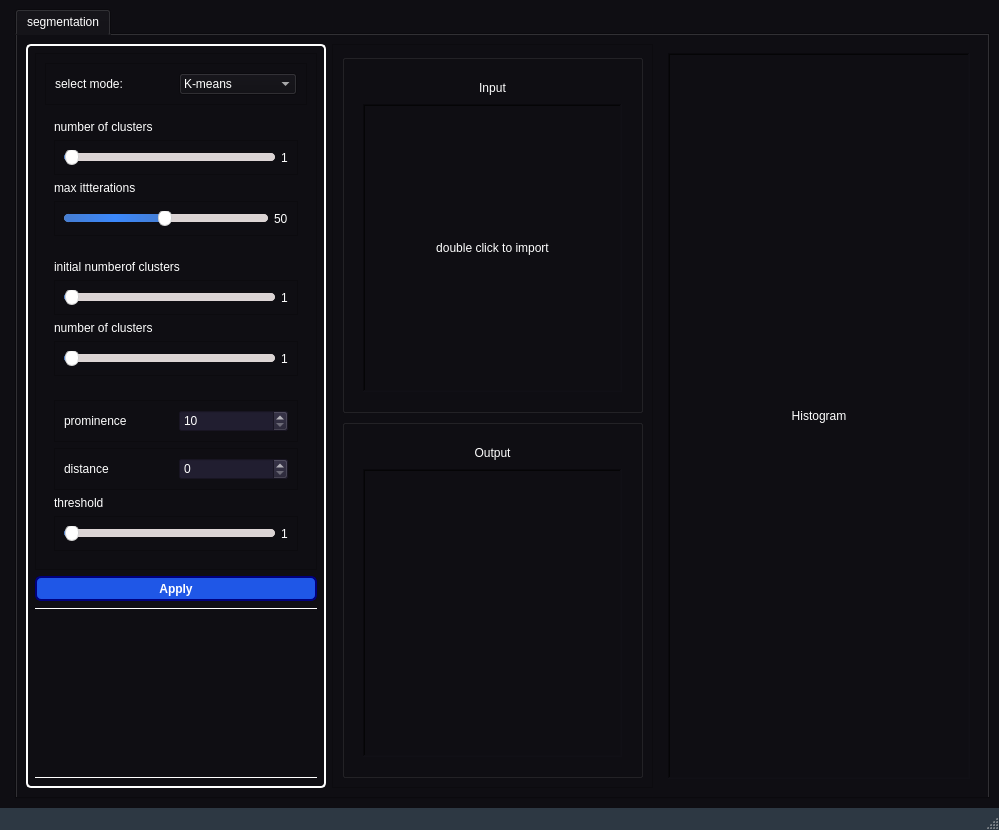
This is ui.ui in Eagle-E-Y-E/Task4-Segmentation as Qt 5 draws it before an edit. The edited form follows.
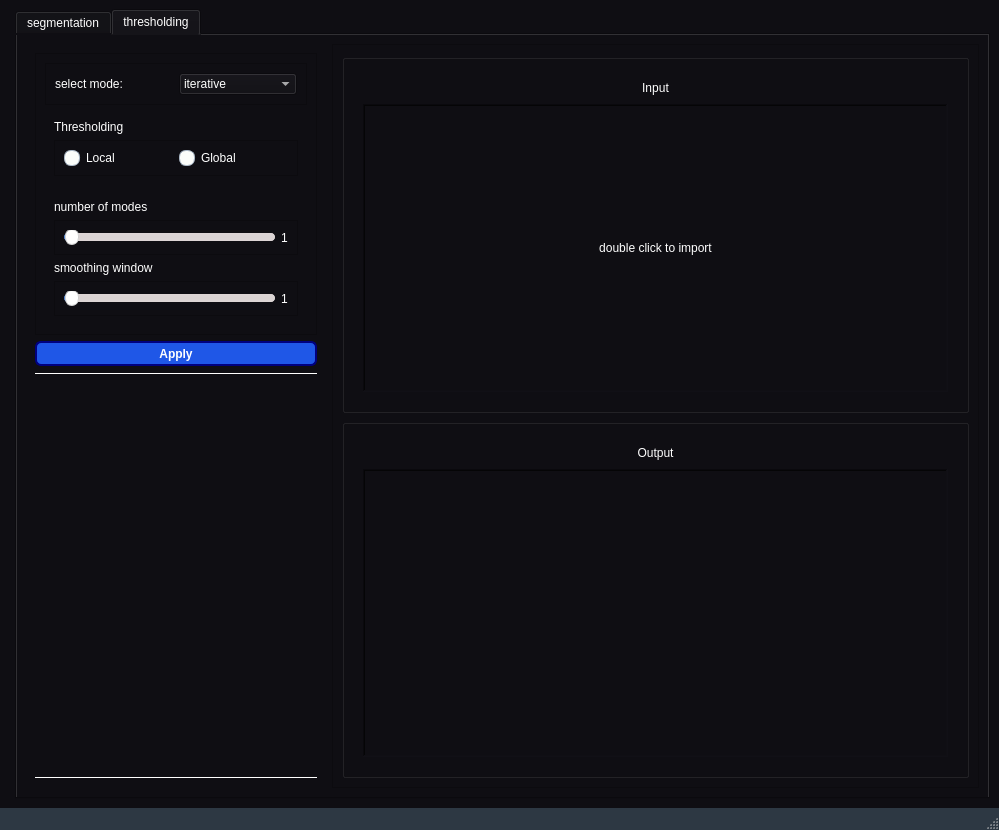
This is the edited form. Icons and pictures are not drawn.

Commit message: thresholding tab UI

What changed in the file:
```diff
--- a/ui.ui
+++ b/ui.ui
@@ -390,7 +390,7 @@
        <string notr="true">color: rgb(255, 255, 255);</string>
       </property>
       <property name="currentIndex">
-       <number>0</number>
+       <number>1</number>
       </property>
       <widget class="QWidget" name="tab">
        <attribute name="title">
@@ -1498,6 +1498,910 @@
         </item>
        </layout>
       </widget>
+      <widget class="QWidget" name="tab_2">
+       <attribute name="title">
+        <string>thresholding</string>
+       </attribute>
+       <layout class="QHBoxLayout" name="horizontalLayout_6">
+        <item>
+         <widget class="QWidget" name="widget_5" native="true">
+          <property name="maximumSize">
+           <size>
+            <width>300</width>
+            <height>16777215</height>
+           </size>
+          </property>
+          <property name="styleSheet">
+           <string notr="true">#widget_4{
+border: 2px solid white;
+border-radius: 5px;
+}</string>
+          </property>
+          <layout class="QVBoxLayout" name="verticalLayout_8">
+           <item>
+            <widget class="QFrame" name="frame_4">
+             <property name="sizePolicy">
+              <sizepolicy hsizetype="Preferred" vsizetype="Preferred">
+               <horstretch>0</horstretch>
+               <verstretch>0</verstretch>
+              </sizepolicy>
+             </property>
+             <property name="frameShape">
+              <enum>QFrame::StyledPanel</enum>
+             </property>
+             <property name="frameShadow">
+              <enum>QFrame::Raised</enum>
+             </property>
+             <layout class="QVBoxLayout" name="verticalLayout_9">
+              <item>
+               <widget class="QFrame" name="frame_15">
+                <property name="frameShape">
+                 <enum>QFrame::StyledPanel</enum>
+                </property>
+                <property name="frameShadow">
+                 <enum>QFrame::Raised</enum>
+                </property>
+                <layout class="QHBoxLayout" name="horizontalLayout_5">
+                 <item>
+                  <widget class="QLabel" name="label_9">
+                   <property name="maximumSize">
+                    <size>
+                     <width>16777215</width>
+                     <height>35</height>
+                    </size>
+                   </property>
+                   <property name="text">
+                    <string>select mode:</string>
+                   </property>
+                  </widget>
+                 </item>
+                 <item>
+                  <widget class="QComboBox" name="thersholding_combo">
+                   <property name="currentText">
+                    <string>iterative</string>
+                   </property>
+                   <item>
+                    <property name="text">
+                     <string>iterative</string>
+                    </property>
+                   </item>
+                   <item>
+                    <property name="text">
+                     <string>otsu</string>
+                    </property>
+                   </item>
+                   <item>
+                    <property name="text">
+                     <string>multi-spectral</string>
+                    </property>
+                   </item>
+                  </widget>
+                 </item>
+                </layout>
+               </widget>
+              </item>
+              <item>
+               <widget class="QWidget" name="kmeans_widget_2" native="true">
+                <layout class="QVBoxLayout" name="verticalLayout_13">
+                 <item>
+                  <widget class="QLabel" name="label_10">
+                   <property name="text">
+                    <string>Thresholding</string>
+                   </property>
+                  </widget>
+                 </item>
+                 <item>
+                  <widget class="QFrame" name="frame_28">
+                   <property name="frameShape">
+                    <enum>QFrame::StyledPanel</enum>
+                   </property>
+                   <property name="frameShadow">
+                    <enum>QFrame::Raised</enum>
+                   </property>
+                   <layout class="QHBoxLayout" name="horizontalLayout_7">
+                    <item>
+                     <widget class="QRadioButton" name="local_radio">
+                      <property name="text">
+                       <string>Local</string>
+                      </property>
+                     </widget>
+                    </item>
+                    <item>
+                     <widget class="QRadioButton" name="global_radio">
+                      <property name="text">
+                       <string>Global</string>
+                      </property>
+                     </widget>
+                    </item>
+                   </layout>
+                  </widget>
+                 </item>
+                </layout>
+               </widget>
+              </item>
+              <item>
+               <widget class="QWidget" name="spectral_widget" native="true">
+                <layout class="QVBoxLayout" name="verticalLayout_24">
+                 <item>
+                  <widget class="QLabel" name="label_14">
+                   <property name="text">
+                    <string>number of modes</string>
+                   </property>
+                  </widget>
+                 </item>
+                 <item>
+                  <widget class="QFrame" name="frame_30">
+                   <property name="frameShape">
+                    <enum>QFrame::StyledPanel</enum>
+                   </property>
+                   <property name="frameShadow">
+                    <enum>QFrame::Raised</enum>
+                   </property>
+                   <layout class="QHBoxLayout" name="horizontalLayout_21">
+                    <item>
+                     <widget class="QSlider" name="num_modes_slider">
+                      <property name="minimum">
+                       <number>1</number>
+                      </property>
+                      <property name="maximum">
+                       <number>10</number>
+                      </property>
+                      <property name="orientation">
+                       <enum>Qt::Horizontal</enum>
+                      </property>
+                     </widget>
+                    </item>
+                    <item>
+                     <widget class="QLabel" name="num_modes_label">
+                      <property name="text">
+                       <string>1</string>
+                      </property>
+                     </widget>
+                    </item>
+                   </layout>
+                  </widget>
+                 </item>
+                 <item>
+                  <widget class="QLabel" name="label_16">
+                   <property name="text">
+                    <string>smoothing window</string>
+                   </property>
+                  </widget>
+                 </item>
+                 <item>
+                  <widget class="QFrame" name="frame_31">
+                   <property name="frameShape">
+                    <enum>QFrame::StyledPanel</enum>
+                   </property>
+                   <property name="frameShadow">
+                    <enum>QFrame::Raised</enum>
+                   </property>
+                   <layout class="QHBoxLayout" name="horizontalLayout_22">
+                    <item>
+                     <widget class="QSlider" name="smoothing_window_slider">
+                      <property name="minimum">
+                       <number>1</number>
+                      </property>
+                      <property name="maximum">
+                       <number>10</number>
+                      </property>
+                      <property name="orientation">
+                       <enum>Qt::Horizontal</enum>
+                      </property>
+                     </widget>
+                    </item>
+                    <item>
+                     <widget class="QLabel" name="smoothing_window_label">
+                      <property name="text">
+                       <string>1</string>
+                      </property>
+                     </widget>
+                    </item>
+                   </layout>
+                  </widget>
+                 </item>
+                </layout>
+               </widget>
+              </item>
+             </layout>
+            </widget>
+           </item>
+           <item>
+            <widget class="QPushButton" name="apply_btn_threholding">
+             <property name="minimumSize">
+              <size>
+               <width>0</width>
+               <height>25</height>
+              </size>
+             </property>
+             <property name="styleSheet">
+              <string notr="true">background-color: rgb(31, 87, 231);
+border-color: rgb(0, 0, 127);</string>
+             </property>
+             <property name="text">
+              <string>Apply</string>
+             </property>
+            </widget>
+           </item>
+           <item>
+            <widget class="Line" name="line_3">
+             <property name="palette">
+              <palette>
+               <active>
+                <colorrole role="WindowText">
+                 <brush brushstyle="SolidPattern">
+                  <color alpha="255">
+                   <red>255</red>
+                   <green>255</green>
+                   <blue>255</blue>
+                  </color>
+                 </brush>
+                </colorrole>
+                <colorrole role="Button">
+                 <brush brushstyle="SolidPattern">
+                  <color alpha="255">
+                   <red>15</red>
+                   <green>14</green>
+                   <blue>19</blue>
+                  </color>
+                 </brush>
+                </colorrole>
+                <colorrole role="Light">
+                 <brush brushstyle="SolidPattern">
+                  <color alpha="255">
+                   <red>255</red>
+                   <green>255</green>
+                   <blue>255</blue>
+                  </color>
+                 </brush>
+                </colorrole>
+                <colorrole role="Midlight">
+                 <brush brushstyle="SolidPattern">
+                  <color alpha="255">
+                   <red>255</red>
+                   <green>255</green>
+                   <blue>255</blue>
+                  </color>
+                 </brush>
+                </colorrole>
+                <colorrole role="Dark">
+                 <brush brushstyle="SolidPattern">
+                  <color alpha="255">
+                   <red>127</red>
+                   <green>127</green>
+                   <blue>127</blue>
+                  </color>
+                 </brush>
+                </colorrole>
+                <colorrole role="Mid">
+                 <brush brushstyle="SolidPattern">
+                  <color alpha="255">
+                   <red>170</red>
+                   <green>170</green>
+                   <blue>170</blue>
+                  </color>
+                 </brush>
+                </colorrole>
+                <colorrole role="Text">
+                 <brush brushstyle="SolidPattern">
+                  <color alpha="255">
+                   <red>255</red>
+                   <green>255</green>
+                   <blue>255</blue>
+                  </color>
+                 </brush>
+                </colorrole>
+                <colorrole role="BrightText">
+                 <brush brushstyle="SolidPattern">
+                  <color alpha="255">
+                   <red>255</red>
+                   <green>255</green>
+                   <blue>255</blue>
+                  </color>
+                 </brush>
+                </colorrole>
+                <colorrole role="ButtonText">
+                 <brush brushstyle="SolidPattern">
+                  <color alpha="255">
+                   <red>255</red>
+                   <green>255</green>
+                   <blue>255</blue>
+                  </color>
+                 </brush>
+                </colorrole>
+                <colorrole role="Base">
+                 <brush brushstyle="SolidPattern">
+                  <color alpha="255">
+                   <red>15</red>
+                   <green>14</green>
+                   <blue>19</blue>
+                  </color>
+                 </brush>
+                </colorrole>
+                <colorrole role="Window">
+                 <brush brushstyle="SolidPattern">
+                  <color alpha="255">
+                   <red>15</red>
+                   <green>14</green>
+                   <blue>19</blue>
+                  </color>
+                 </brush>
+                </colorrole>
+                <colorrole role="Shadow">
+                 <brush brushstyle="SolidPattern">
+                  <color alpha="255">
+                   <red>0</red>
+                   <green>0</green>
+                   <blue>0</blue>
+                  </color>
+                 </brush>
+                </colorrole>
+                <colorrole role="AlternateBase">
+                 <brush brushstyle="SolidPattern">
+                  <color alpha="255">
+                   <red>255</red>
+                   <green>255</green>
+                   <blue>255</blue>
+                  </color>
+                 </brush>
+                </colorrole>
+                <colorrole role="ToolTipBase">
+                 <brush brushstyle="SolidPattern">
+                  <color alpha="255">
+                   <red>255</red>
+                   <green>255</green>
+                   <blue>220</blue>
+                  </color>
+                 </brush>
+                </colorrole>
+                <colorrole role="ToolTipText">
+                 <brush brushstyle="SolidPattern">
+                  <color alpha="255">
+                   <red>0</red>
+                   <green>0</green>
+                   <blue>0</blue>
+                  </color>
+                 </brush>
+                </colorrole>
+                <colorrole role="PlaceholderText">
+                 <brush brushstyle="SolidPattern">
+                  <color alpha="128">
+                   <red>0</red>
+                   <green>0</green>
+                   <blue>0</blue>
+                  </color>
+                 </brush>
+                </colorrole>
+               </active>
+               <inactive>
+                <colorrole role="WindowText">
+                 <brush brushstyle="SolidPattern">
+                  <color alpha="255">
+                   <red>255</red>
+                   <green>255</green>
+                   <blue>255</blue>
+                  </color>
+                 </brush>
+                </colorrole>
+                <colorrole role="Button">
+                 <brush brushstyle="SolidPattern">
+                  <color alpha="255">
+                   <red>15</red>
+                   <green>14</green>
+                   <blue>19</blue>
+                  </color>
+                 </brush>
+                </colorrole>
+                <colorrole role="Light">
+                 <brush brushstyle="SolidPattern">
+                  <color alpha="255">
+                   <red>255</red>
+                   <green>255</green>
+                   <blue>255</blue>
+                  </color>
+                 </brush>
+                </colorrole>
+                <colorrole role="Midlight">
+                 <brush brushstyle="SolidPattern">
+                  <color alpha="255">
+                   <red>255</red>
+                   <green>255</green>
+                   <blue>255</blue>
+                  </color>
+                 </brush>
+                </colorrole>
+                <colorrole role="Dark">
+                 <brush brushstyle="SolidPattern">
+                  <color alpha="255">
+                   <red>127</red>
+                   <green>127</green>
+                   <blue>127</blue>
+                  </color>
+                 </brush>
+                </colorrole>
+                <colorrole role="Mid">
+                 <brush brushstyle="SolidPattern">
+                  <color alpha="255">
+                   <red>170</red>
+                   <green>170</green>
+                   <blue>170</blue>
+                  </color>
+                 </brush>
+                </colorrole>
+                <colorrole role="Text">
+                 <brush brushstyle="SolidPattern">
+                  <color alpha="255">
+                   <red>255</red>
+                   <green>255</green>
+                   <blue>255</blue>
+                  </color>
+                 </brush>
+                </colorrole>
+                <colorrole role="BrightText">
+                 <brush brushstyle="SolidPattern">
+                  <color alpha="255">
+                   <red>255</red>
+                   <green>255</green>
+                   <blue>255</blue>
+                  </color>
+                 </brush>
+                </colorrole>
+                <colorrole role="ButtonText">
+                 <brush brushstyle="SolidPattern">
+                  <color alpha="255">
+                   <red>255</red>
+                   <green>255</green>
+                   <blue>255</blue>
+                  </color>
+                 </brush>
+                </colorrole>
+                <colorrole role="Base">
+                 <brush brushstyle="SolidPattern">
+                  <color alpha="255">
+                   <red>15</red>
+                   <green>14</green>
+                   <blue>19</blue>
+                  </color>
+                 </brush>
+                </colorrole>
+                <colorrole role="Window">
+                 <brush brushstyle="SolidPattern">
+                  <color alpha="255">
+                   <red>15</red>
+                   <green>14</green>
+                   <blue>19</blue>
+                  </color>
+                 </brush>
+                </colorrole>
+                <colorrole role="Shadow">
+                 <brush brushstyle="SolidPattern">
+                  <color alpha="255">
+                   <red>0</red>
+                   <green>0</green>
+                   <blue>0</blue>
+                  </color>
+                 </brush>
+                </colorrole>
+                <colorrole role="AlternateBase">
+                 <brush brushstyle="SolidPattern">
+                  <color alpha="255">
+                   <red>255</red>
+                   <green>255</green>
+                   <blue>255</blue>
+                  </color>
+                 </brush>
+                </colorrole>
+                <colorrole role="ToolTipBase">
+                 <brush brushstyle="SolidPattern">
+                  <color alpha="255">
+                   <red>255</red>
+                   <green>255</green>
+                   <blue>220</blue>
+                  </color>
+                 </brush>
+                </colorrole>
+                <colorrole role="ToolTipText">
+                 <brush brushstyle="SolidPattern">
+                  <color alpha="255">
+                   <red>0</red>
+                   <green>0</green>
+                   <blue>0</blue>
+                  </color>
+                 </brush>
+                </colorrole>
+                <colorrole role="PlaceholderText">
+                 <brush brushstyle="SolidPattern">
+                  <color alpha="128">
+                   <red>0</red>
+                   <green>0</green>
+                   <blue>0</blue>
+                  </color>
+                 </brush>
+                </colorrole>
+               </inactive>
+               <disabled>
+                <colorrole role="WindowText">
+                 <brush brushstyle="SolidPattern">
+                  <color alpha="255">
+                   <red>255</red>
+                   <green>255</green>
+                   <blue>255</blue>
+                  </color>
+                 </brush>
+                </colorrole>
+                <colorrole role="Button">
+                 <brush brushstyle="SolidPattern">
+                  <color alpha="255">
+                   <red>15</red>
+                   <green>14</green>
+                   <blue>19</blue>
+                  </color>
+                 </brush>
+                </colorrole>
+                <colorrole role="Light">
+                 <brush brushstyle="SolidPattern">
+                  <color alpha="255">
+                   <red>255</red>
+                   <green>255</green>
+                   <blue>255</blue>
+                  </color>
+                 </brush>
+                </colorrole>
+                <colorrole role="Midlight">
+                 <brush brushstyle="SolidPattern">
+                  <color alpha="255">
+                   <red>255</red>
+                   <green>255</green>
+                   <blue>255</blue>
+                  </color>
+                 </brush>
+                </colorrole>
+                <colorrole role="Dark">
+                 <brush brushstyle="SolidPattern">
+                  <color alpha="255">
+                   <red>127</red>
+                   <green>127</green>
+                   <blue>127</blue>
+                  </color>
+                 </brush>
+                </colorrole>
+                <colorrole role="Mid">
+                 <brush brushstyle="SolidPattern">
+                  <color alpha="255">
+                   <red>170</red>
+                   <green>170</green>
+                   <blue>170</blue>
+                  </color>
+                 </brush>
+                </colorrole>
+                <colorrole role="Text">
+                 <brush brushstyle="SolidPattern">
+                  <color alpha="255">
+                   <red>255</red>
+                   <green>255</green>
+                   <blue>255</blue>
+                  </color>
+                 </brush>
+                </colorrole>
+                <colorrole role="BrightText">
+                 <brush brushstyle="SolidPattern">
+                  <color alpha="255">
+                   <red>255</red>
+                   <green>255</green>
+                   <blue>255</blue>
+                  </color>
+                 </brush>
+                </colorrole>
+                <colorrole role="ButtonText">
+                 <brush brushstyle="SolidPattern">
+                  <color alpha="255">
+                   <red>255</red>
+                   <green>255</green>
+                   <blue>255</blue>
+                  </color>
+                 </brush>
+                </colorrole>
+                <colorrole role="Base">
+                 <brush brushstyle="SolidPattern">
+                  <color alpha="255">
+                   <red>15</red>
+                   <green>14</green>
+                   <blue>19</blue>
+                  </color>
+                 </brush>
+                </colorrole>
+                <colorrole role="Window">
+                 <brush brushstyle="SolidPattern">
+                  <color alpha="255">
+                   <red>15</red>
+                   <green>14</green>
+                   <blue>19</blue>
+                  </color>
+                 </brush>
+                </colorrole>
+                <colorrole role="Shadow">
+                 <brush brushstyle="SolidPattern">
+                  <color alpha="255">
+                   <red>0</red>
+                   <green>0</green>
+                   <blue>0</blue>
+                  </color>
+                 </brush>
+                </colorrole>
+                <colorrole role="AlternateBase">
+                 <brush brushstyle="SolidPattern">
+                  <color alpha="255">
+                   <red>255</red>
+                   <green>255</green>
+                   <blue>255</blue>
+                  </color>
+                 </brush>
+                </colorrole>
+                <colorrole role="ToolTipBase">
+                 <brush brushstyle="SolidPattern">
+                  <color alpha="255">
+                   <red>255</red>
+                   <green>255</green>
+                   <blue>220</blue>
+                  </color>
+                 </brush>
+                </colorrole>
+                <colorrole role="ToolTipText">
+                 <brush brushstyle="SolidPattern">
+                  <color alpha="255">
+                   <red>0</red>
+                   <green>0</green>
+                   <blue>0</blue>
+                  </color>
+                 </brush>
+                </colorrole>
+                <colorrole role="PlaceholderText">
+                 <brush brushstyle="SolidPattern">
+                  <color alpha="128">
+                   <red>0</red>
+                   <green>0</green>
+                   <blue>0</blue>
+                  </color>
+                 </brush>
+                </colorrole>
+               </disabled>
+              </palette>
+             </property>
+             <property name="styleSheet">
+              <string notr="true">color: rgb(255, 255, 255);</string>
+             </property>
+             <property name="frameShadow">
+              <enum>QFrame::Plain</enum>
+             </property>
+             <property name="lineWidth">
+              <number>1</number>
+             </property>
+             <property name="orientation">
+              <enum>Qt::Horizontal</enum>
+             </property>
+            </widget>
+           </item>
+           <item>
+            <spacer name="verticalSpacer_2">
+             <property name="orientation">
+              <enum>Qt::Vertical</enum>
+             </property>
+             <property name="sizeHint" stdset="0">
+              <size>
+               <width>20</width>
+               <height>40</height>
+              </size>
+             </property>
+            </spacer>
+           </item>
+           <item>
+            <widget class="Line" name="line_4">
+             <property name="frameShadow">
+              <enum>QFrame::Plain</enum>
+             </property>
+             <property name="orientation">
+              <enum>Qt::Horizontal</enum>
+             </property>
+            </widget>
+           </item>
+          </layout>
+         </widget>
+        </item>
+        <item>
+         <widget class="QFrame" name="frame_6">
+          <property name="frameShape">
+           <enum>QFrame::StyledPanel</enum>
+          </property>
+          <property name="frameShadow">
+           <enum>QFrame::Raised</enum>
+          </property>
+          <layout class="QVBoxLayout" name="verticalLayout_29">
+           <item>
+            <widget class="QGroupBox" name="groupBox_5">
+             <property name="title">
+              <string/>
+             </property>
+             <layout class="QGridLayout" name="gridLayout_24">
+              <item row="1" column="0">
+               <layout class="QVBoxLayout" name="verticalLayout_15">
+                <property name="spacing">
+                 <number>0</number>
+                </property>
+                <item>
+                 <layout class="QVBoxLayout" name="verticalLayout_16">
+                  <item>
+                   <widget class="QGroupBox" name="groupBox_6">
+                    <property name="minimumSize">
+                     <size>
+                      <width>250</width>
+                      <height>0</height>
+                     </size>
+                    </property>
+                    <property name="styleSheet">
+                     <string notr="true">QGroupBox {
+    border: none; /* or border: 0; */
+}
+
+QGroupBox::title {
+    subcontrol-origin: margin;
+    subcontrol-position: top left;
+    padding: 0 5px; /* Optional padding for the title */
+}
+
+</string>
+                    </property>
+                    <property name="title">
+                     <string/>
+                    </property>
+                    <layout class="QVBoxLayout" name="verticalLayout_17">
+                     <item>
+                      <widget class="QLabel" name="label_20">
+                       <property name="maximumSize">
+                        <size>
+                         <width>16777215</width>
+                         <height>20</height>
+                        </size>
+                       </property>
+                       <property name="text">
+                        <string>Input</string>
+                       </property>
+                       <property name="alignment">
+                        <set>Qt::AlignCenter</set>
+                       </property>
+                      </widget>
+                     </item>
+                     <item>
+                      <widget class="QLabel" name="input_img_thresholding">
+                       <property name="sizePolicy">
+                        <sizepolicy hsizetype="Preferred" vsizetype="Preferred">
+                         <horstretch>0</horstretch>
+                         <verstretch>0</verstretch>
+                        </sizepolicy>
+                       </property>
+                       <property name="minimumSize">
+                        <size>
+                         <width>0</width>
+                         <height>0</height>
+                        </size>
+                       </property>
+                       <property name="maximumSize">
+                        <size>
+                         <width>16777215</width>
+                         <height>16777215</height>
+                        </size>
+                       </property>
+                       <property name="frameShape">
+                        <enum>QFrame::WinPanel</enum>
+                       </property>
+                       <property name="frameShadow">
+                        <enum>QFrame::Sunken</enum>
+                       </property>
+                       <property name="text">
+                        <string>double click to import</string>
+                       </property>
+                       <property name="scaledContents">
+                        <bool>false</bool>
+                       </property>
+                       <property name="alignment">
+                        <set>Qt::AlignCenter</set>
+                       </property>
+                      </widget>
+                     </item>
+                    </layout>
+                   </widget>
+                  </item>
+                 </layout>
+                </item>
+               </layout>
+              </item>
+             </layout>
+            </widget>
+           </item>
+           <item>
+            <widget class="QGroupBox" name="groupBox_7">
+             <property name="title">
+              <string/>
+             </property>
+             <layout class="QGridLayout" name="gridLayout_25">
+              <item row="1" column="0">
+               <layout class="QVBoxLayout" name="verticalLayout_18">
+                <property name="spacing">
+                 <number>0</number>
+                </property>
+                <item>
+                 <layout class="QVBoxLayout" name="verticalLayout_19">
+                  <item>
+                   <widget class="QGroupBox" name="groupBox_8">
+                    <property name="minimumSize">
+                     <size>
+                      <width>250</width>
+                      <height>0</height>
+                     </size>
+                    </property>
+                    <property name="styleSheet">
+                     <string notr="true">QGroupBox {
+    border: none; /* or border: 0; */
+}
+
+QGroupBox::title {
+    subcontrol-origin: margin;
+    subcontrol-position: top left;
+    padding: 0 5px; /* Optional padding for the title */
+}
+
+</string>
+                    </property>
+                    <property name="title">
+                     <string/>
+                    </property>
+                    <layout class="QVBoxLayout" name="verticalLayout_20">
+                     <item>
+                      <widget class="QLabel" name="label_21">
+                       <property name="maximumSize">
+                        <size>
+                         <width>16777215</width>
+                         <height>20</height>
+                        </size>
+                       </property>
+                       <property name="text">
+                        <string>Output</string>
+                       </property>
+                       <property name="alignment">
+                        <set>Qt::AlignCenter</set>
+                       </property>
+                      </widget>
+                     </item>
+                     <item>
+                      <widget class="QGraphicsView" name="output_img_thresholding_GV">
+                       <property name="sizePolicy">
+                        <sizepolicy hsizetype="Preferred" vsizetype="Preferred">
+                         <horstretch>0</horstretch>
+                         <verstretch>0</verstretch>
+                        </sizepolicy>
+                       </property>
+                       <property name="frameShape">
+                        <enum>QFrame::WinPanel</enum>
+                       </property>
+                       <property name="frameShadow">
+                        <enum>QFrame::Sunken</enum>
+                       </property>
+                      </widget>
+                     </item>
+                    </layout>
+                   </widget>
+                  </item>
+                 </layout>
+                </item>
+               </layout>
+              </item>
+             </layout>
+            </widget>
+           </item>
+          </layout>
+         </widget>
+        </item>
+       </layout>
+      </widget>
      </widget>
     </item>
    </layout>
```
The commit also changes 1 other file.
